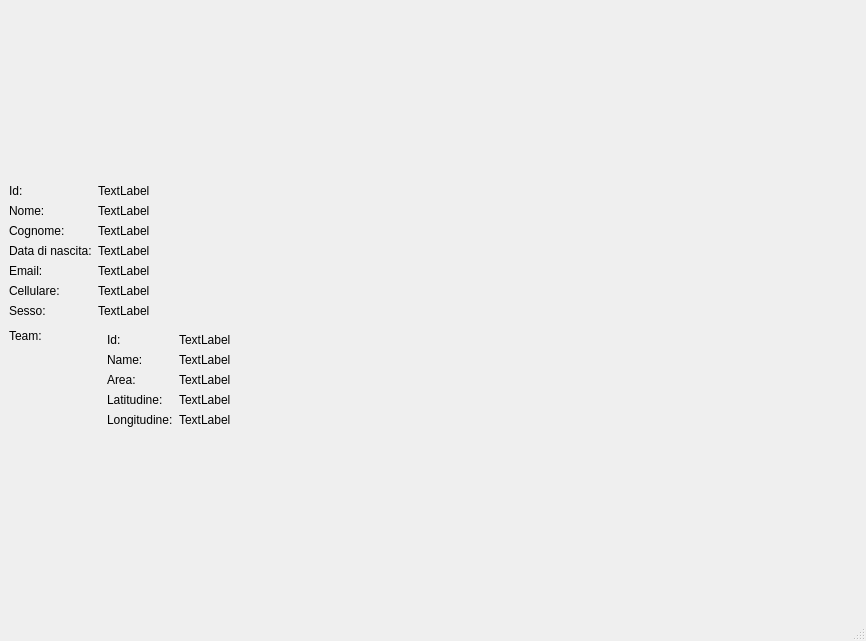
Before: the Qt Designer form Progetto_C++/PCTeams/mainwindow/mainwindow.ui in matteoverzeroli/PAProject, drawn with Qt 5.
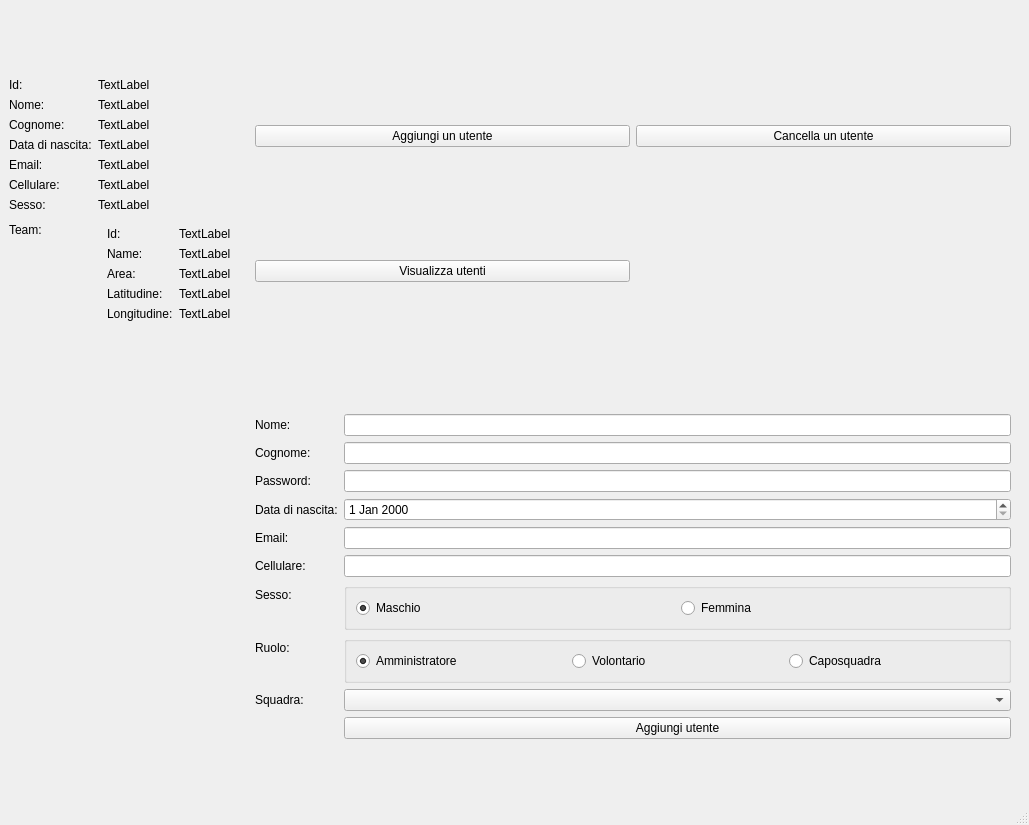
After: the same form once the commit is applied.

Commit message: modificata main windows per permettere l'inserimento di un nuovo utente. da terminare

The edit to the form file:
```diff
--- a/Progetto_C++/PCTeams/mainwindow/mainwindow.ui
+++ b/Progetto_C++/PCTeams/mainwindow/mainwindow.ui
@@ -6,16 +6,16 @@
    <rect>
     <x>0</x>
     <y>0</y>
-    <width>866</width>
-    <height>641</height>
+    <width>1029</width>
+    <height>825</height>
    </rect>
   </property>
   <property name="windowTitle">
    <string>MainWindow</string>
   </property>
   <widget class="QWidget" name="centralwidget">
-   <layout class="QHBoxLayout" name="horizontalLayout">
-    <item>
+   <layout class="QGridLayout" name="gridLayout">
+    <item row="0" column="0">
      <layout class="QFormLayout" name="formLayout">
       <property name="formAlignment">
        <set>Qt::AlignLeading|Qt::AlignLeft|Qt::AlignVCenter</set>
@@ -203,7 +203,200 @@
       </item>
      </layout>
     </item>
-    <item>
+    <item row="1" column="1">
+     <widget class="QStackedWidget" name="stackedWidget_info">
+      <property name="currentIndex">
+       <number>1</number>
+      </property>
+      <widget class="QWidget" name="page_blank"/>
+      <widget class="QWidget" name="page_newuser">
+       <layout class="QFormLayout" name="formLayout_2">
+        <item row="0" column="0">
+         <widget class="QLabel" name="label_6">
+          <property name="text">
+           <string>Nome:</string>
+          </property>
+         </widget>
+        </item>
+        <item row="0" column="1">
+         <widget class="QLineEdit" name="lineEdit_nu_name"/>
+        </item>
+        <item row="1" column="0">
+         <widget class="QLabel" name="label_10">
+          <property name="text">
+           <string>Cognome:</string>
+          </property>
+         </widget>
+        </item>
+        <item row="3" column="0">
+         <widget class="QLabel" name="label_13">
+          <property name="text">
+           <string>Data di nascita:</string>
+          </property>
+         </widget>
+        </item>
+        <item row="4" column="0">
+         <widget class="QLabel" name="label_14">
+          <property name="text">
+           <string>Email:</string>
+          </property>
+         </widget>
+        </item>
+        <item row="5" column="0">
+         <widget class="QLabel" name="label_16">
+          <property name="text">
+           <string>Cellulare:</string>
+          </property>
+         </widget>
+        </item>
+        <item row="6" column="0">
+         <widget class="QLabel" name="label_18">
+          <property name="text">
+           <string>Sesso:</string>
+          </property>
+         </widget>
+        </item>
+        <item row="1" column="1">
+         <widget class="QLineEdit" name="lineEdit_nu_surname"/>
+        </item>
+        <item row="4" column="1">
+         <widget class="QLineEdit" name="lineEdit_nu_email"/>
+        </item>
+        <item row="5" column="1">
+         <widget class="QLineEdit" name="lineEdit_nu_cellnumber"/>
+        </item>
+        <item row="3" column="1">
+         <widget class="QDateEdit" name="dateEdit_nu_birthday"/>
+        </item>
+        <item row="6" column="1">
+         <widget class="QGroupBox" name="groupBox_sex">
+          <property name="title">
+           <string/>
+          </property>
+          <layout class="QHBoxLayout" name="horizontalLayout">
+           <item>
+            <widget class="QRadioButton" name="radioButton_nu_M">
+             <property name="text">
+              <string>Maschio</string>
+             </property>
+             <property name="checked">
+              <bool>true</bool>
+             </property>
+            </widget>
+           </item>
+           <item>
+            <widget class="QRadioButton" name="radioButton_nu_F">
+             <property name="text">
+              <string>Femmina</string>
+             </property>
+            </widget>
+           </item>
+          </layout>
+         </widget>
+        </item>
+        <item row="7" column="0">
+         <widget class="QLabel" name="label_19">
+          <property name="text">
+           <string>Ruolo:</string>
+          </property>
+         </widget>
+        </item>
+        <item row="7" column="1">
+         <widget class="QGroupBox" name="groupBox_role">
+          <property name="title">
+           <string/>
+          </property>
+          <layout class="QHBoxLayout" name="horizontalLayout_2">
+           <item>
+            <widget class="QRadioButton" name="radioButton_nu_admin">
+             <property name="text">
+              <string>Amministratore</string>
+             </property>
+             <property name="checked">
+              <bool>true</bool>
+             </property>
+            </widget>
+           </item>
+           <item>
+            <widget class="QRadioButton" name="radioButton_nu_volunteer">
+             <property name="text">
+              <string>Volontario</string>
+             </property>
+            </widget>
+           </item>
+           <item>
+            <widget class="QRadioButton" name="radioButton_nu_foreman">
+             <property name="text">
+              <string>Caposquadra</string>
+             </property>
+            </widget>
+           </item>
+          </layout>
+         </widget>
+        </item>
+        <item row="8" column="0">
+         <widget class="QLabel" name="label_nu_team">
+          <property name="text">
+           <string>Squadra:</string>
+          </property>
+         </widget>
+        </item>
+        <item row="8" column="1">
+         <widget class="QComboBox" name="comboBox_nu_team"/>
+        </item>
+        <item row="9" column="1">
+         <widget class="QPushButton" name="pushButton_nu_adduser">
+          <property name="text">
+           <string>Aggiungi utente</string>
+          </property>
+         </widget>
+        </item>
+        <item row="2" column="0">
+         <widget class="QLabel" name="label_23">
+          <property name="text">
+           <string>Password:</string>
+          </property>
+         </widget>
+        </item>
+        <item row="2" column="1">
+         <widget class="QLineEdit" name="lineEdit_nu_psw"/>
+        </item>
+       </layout>
+      </widget>
+      <widget class="QWidget" name="page_deleteuser">
+       <layout class="QFormLayout" name="formLayout_3">
+        <item row="2" column="0">
+         <widget class="QLabel" name="label_21">
+          <property name="text">
+           <string>Squadra:</string>
+          </property>
+         </widget>
+        </item>
+        <item row="2" column="1">
+         <widget class="QComboBox" name="comboBox_du_team"/>
+        </item>
+        <item row="3" column="0">
+         <widget class="QLabel" name="label_22">
+          <property name="text">
+           <string>Utenti:</string>
+          </property>
+         </widget>
+        </item>
+        <item row="3" column="1">
+         <widget class="QListWidget" name="listWidget_user"/>
+        </item>
+        <item row="4" column="1">
+         <widget class="QPushButton" name="pushButton_du_deleteuser">
+          <property name="text">
+           <string>Cancella utente</string>
+          </property>
+         </widget>
+        </item>
+       </layout>
+      </widget>
+     </widget>
+    </item>
+    <item row="0" column="1">
      <widget class="QStackedWidget" name="stackedWidget">
       <property name="minimumSize">
        <size>
@@ -211,7 +404,34 @@
         <height>0</height>
        </size>
       </property>
-      <widget class="QWidget" name="page_admin"/>
+      <property name="currentIndex">
+       <number>0</number>
+      </property>
+      <widget class="QWidget" name="page_admin">
+       <layout class="QGridLayout" name="gridLayout_2">
+        <item row="0" column="0">
+         <widget class="QPushButton" name="pushButton_newuser">
+          <property name="text">
+           <string>Aggiungi un utente</string>
+          </property>
+         </widget>
+        </item>
+        <item row="0" column="1">
+         <widget class="QPushButton" name="pushButton">
+          <property name="text">
+           <string>Cancella un utente</string>
+          </property>
+         </widget>
+        </item>
+        <item row="1" column="0">
+         <widget class="QPushButton" name="pushButton_3">
+          <property name="text">
+           <string>Visualizza utenti</string>
+          </property>
+         </widget>
+        </item>
+       </layout>
+      </widget>
       <widget class="QWidget" name="page_volunteer"/>
       <widget class="QWidget" name="page_foreman"/>
      </widget>
```
Left out of the diff: 2 changed lines with no effect on the pictures. The commit also changes 10 other files.
